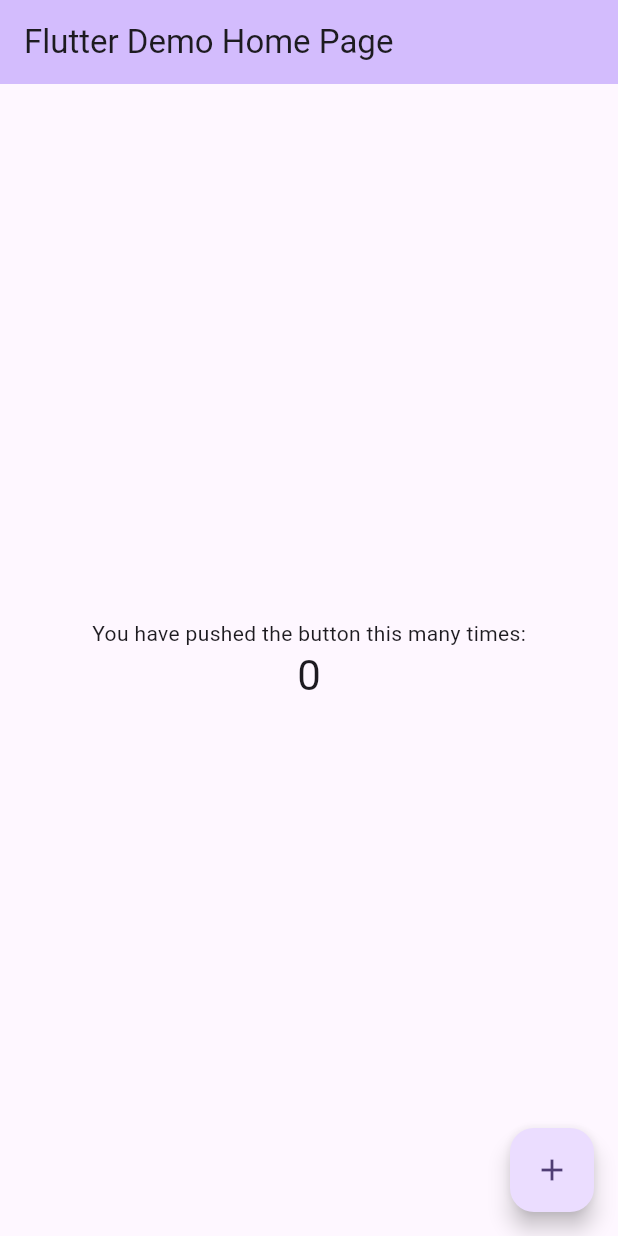
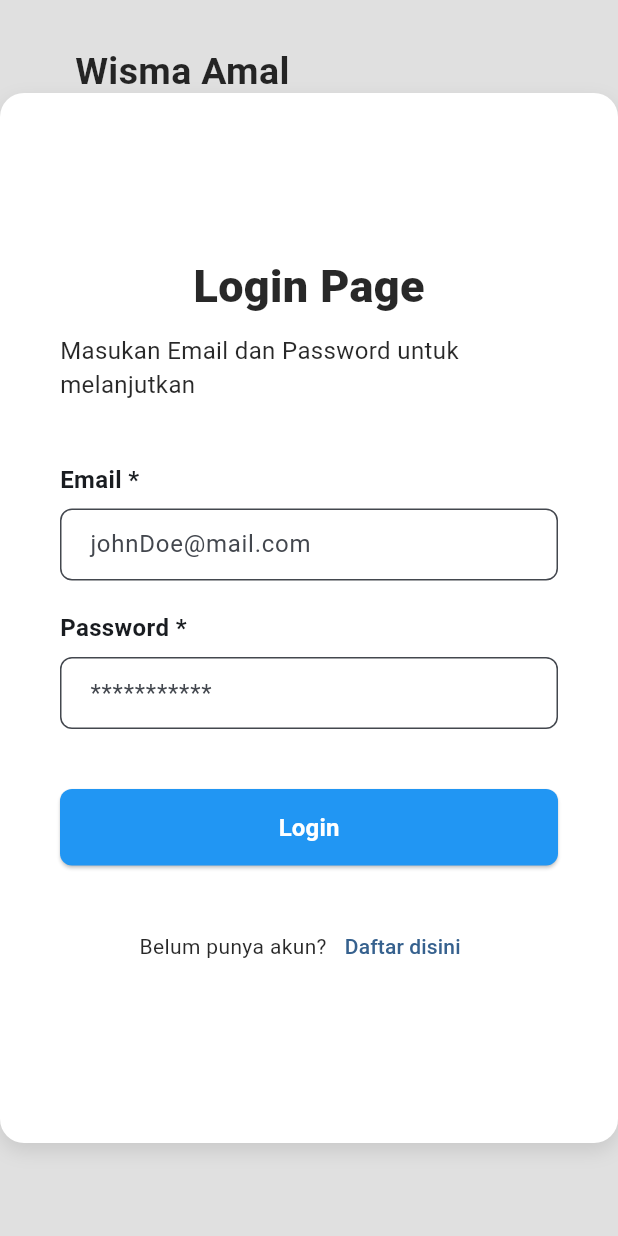
Before and after one commit to rizaldinata/fe_wisma_amal_gorontalo, a Flutter app: the screen it shows after launch, on a phone screen of 412 x 824 dp. Run offline on Flutter 3.47's test engine with Material 3 defaults, Android fonts, the light colour scheme and no system bars; our stand-ins replace go_router, google_fonts.

Commit message:
style(login):slicing ui login page, and add some boilerplate

```diff
--- /dev/null
+++ b/lib/core/constant/route_constant.dart
@@ -0,0 +1,6 @@
+class RouteConstant {
+  static const String splash = '/';
+  static const String login = '/login';
+  static const String register = '/register';
+  static const String dashboard = '/dashboard';
+}
--- /dev/null
+++ b/lib/core/constant/style_constant.dart
@@ -0,0 +1,9 @@
+import 'package:flutter/material.dart';
+import 'package:google_fonts/google_fonts.dart';
+
+class StyleConstant {
+  static final Color _textColor = const Color.fromARGB(221, 7, 7, 7);
+  static final TextStyle customTextStyle = GoogleFonts.roboto(
+    textStyle: TextStyle(color: _textColor),
+  );
+}
--- /dev/null
+++ b/lib/core/navigation/go_router.dart
@@ -0,0 +1,13 @@
+import 'package:flutter/material.dart';
+import 'package:frontend/core/constant/route_constant.dart';
+import 'package:frontend/presentation/pages/login/login_page.dart';
+import 'package:go_router/go_router.dart';
+
+class AppRouter {
+  final GoRouter router = GoRouter(
+    initialLocation: RouteConstant.login,
+    routes: <RouteBase>[
+      GoRoute(path: RouteConstant.login, builder: (context, state) => LoginPage()),
+    ],
+  );
+}
--- /dev/null
+++ b/lib/core/navigation/routes.dart
@@ -0,0 +1,26 @@
+import 'package:flutter/material.dart';
+import 'package:frontend/core/constant/route_constant.dart';
+import 'package:frontend/presentation/pages/login/login_page.dart';
+
+class RouteGenerator {
+  static Route<dynamic> generateRoute(RouteSettings settings) {
+    switch (settings.name) {
+      case RouteConstant.login:
+        return MaterialPageRoute(builder: (_) => LoginPage());
+      default:
+        return _errorRoute();
+    }
+  }
+
+  static Route<dynamic> _errorRoute() {
+    return MaterialPageRoute(
+      builder: (_) => Scaffold(body: Center(child: Text('Page not found'))),
+    );
+  }
+}
+
+class ScreenArguments<T> {
+  final T data;
+
+  ScreenArguments(this.data);
+}
--- a/lib/main.dart
+++ b/lib/main.dart
@@ -1,122 +1,24 @@
 import 'package:flutter/material.dart';
 
-void main() {
-  runApp(const MyApp());
+import 'core/navigation/go_router.dart';
+
+void main(List<String> args) {
+  runApp(MyApp());
 }
 
 class MyApp extends StatelessWidget {
   const MyApp({super.key});
 
-  // This widget is the root of your application.
   @override
   Widget build(BuildContext context) {
-    return MaterialApp(
-      title: 'Flutter Demo',
+    return MaterialApp.router(
+      debugShowCheckedModeBanner: false,
+      title: 'Wisma Amal',
       theme: ThemeData(
-        // This is the theme of your application.
-        //
-        // TRY THIS: Try running your application with "flutter run". You'll see
-        // the application has a purple toolbar. Then, without quitting the app,
-        // try changing the seedColor in the colorScheme below to Colors.green
-        // and then invoke "hot reload" (save your changes or press the "hot
-        // reload" button in a Flutter-supported IDE, or press "r" if you used
-        // the command line to start the app).
-        //
-        // Notice that the counter didn't reset back to zero; the application
-        // state is not lost during the reload. To reset the state, use hot
-        // restart instead.
-        //
-        // This works for code too, not just values: Most code changes can be
-        // tested with just a hot reload.
-        colorScheme: ColorScheme.fromSeed(seedColor: Colors.deepPurple),
+        primaryColor: Colors.blue,
+        colorScheme: ColorScheme.fromSeed(seedColor: Colors.blue),
       ),
-      home: const MyHomePage(title: 'Flutter Demo Home Page'),
+      routerConfig: AppRouter().router,
     );
   }
 }
-
-class MyHomePage extends StatefulWidget {
-  const MyHomePage({super.key, required this.title});
-
-  // This widget is the home page of your application. It is stateful, meaning
-  // that it has a State object (defined below) that contains fields that affect
-  // how it looks.
-
-  // This class is the configuration for the state. It holds the values (in this
-  // case the title) provided by the parent (in this case the App widget) and
-  // used by the build method of the State. Fields in a Widget subclass are
-  // always marked "final".
-
-  final String title;
-
-  @override
-  State<MyHomePage> createState() => _MyHomePageState();
-}
-
-class _MyHomePageState extends State<MyHomePage> {
-  int _counter = 0;
-
-  void _incrementCounter() {
-    setState(() {
-      // This call to setState tells the Flutter framework that something has
-      // changed in this State, which causes it to rerun the build method below
-      // so that the display can reflect the updated values. If we changed
-      // _counter without calling setState(), then the build method would not be
-      // called again, and so nothing would appear to happen.
-      _counter++;
-    });
-  }
-
-  @override
-  Widget build(BuildContext context) {
-    // This method is rerun every time setState is called, for instance as done
-    // by the _incrementCounter method above.
-    //
-    // The Flutter framework has been optimized to make rerunning build methods
-    // fast, so that you can just rebuild anything that needs updating rather
-    // than having to individually change instances of widgets.
-    return Scaffold(
-      appBar: AppBar(
-        // TRY THIS: Try changing the color here to a specific color (to
-        // Colors.amber, perhaps?) and trigger a hot reload to see the AppBar
-        // change color while the other colors stay the same.
-        backgroundColor: Theme.of(context).colorScheme.inversePrimary,
-        // Here we take the value from the MyHomePage object that was created by
-        // the App.build method, and use it to set our appbar title.
-        title: Text(widget.title),
-      ),
-      body: Center(
-        // Center is a layout widget. It takes a single child and positions it
-        // in the middle of the parent.
-        child: Column(
-          // Column is also a layout widget. It takes a list of children and
-          // arranges them vertically. By default, it sizes itself to fit its
-          // children horizontally, and tries to be as tall as its parent.
-          //
-          // Column has various properties to control how it sizes itself and
-          // how it positions its children. Here we use mainAxisAlignment to
-          // center the children vertically; the main axis here is the vertical
-          // axis because Columns are vertical (the cross axis would be
-          // horizontal).
-          //
-          // TRY THIS: Invoke "debug painting" (choose the "Toggle Debug Paint"
-          // action in the IDE, or press "p" in the console), to see the
-          // wireframe for each widget.
-          mainAxisAlignment: MainAxisAlignment.center,
-          children: <Widget>[
-            const Text('You have pushed the button this many times:'),
-            Text(
-              '$_counter',
-              style: Theme.of(context).textTheme.headlineMedium,
-            ),
-          ],
-        ),
-      ),
-      floatingActionButton: FloatingActionButton(
-        onPressed: _incrementCounter,
-        tooltip: 'Increment',
-        child: const Icon(Icons.add),
-      ), // This trailing comma makes auto-formatting nicer for build methods.
-    );
-  }
-}
--- /dev/null
+++ b/lib/presentation/pages/login/login_page.dart
@@ -0,0 +1,109 @@
+import 'package:flutter/material.dart';
+import 'package:frontend/core/constant/style_constant.dart';
+import 'package:frontend/presentation/widget/button.dart';
+import 'package:frontend/presentation/widget/textform.dart';
+
+class LoginPage extends StatelessWidget {
+  const LoginPage({super.key});
+
+  @override
+  Widget build(BuildContext context) {
+    return Scaffold(
+      backgroundColor: Colors.grey.shade300,
+      body: Stack(
+        children: [
+          Align(
+            alignment: Alignment.topCenter,
+            child: Padding(
+              padding: const EdgeInsets.symmetric(vertical: 30, horizontal: 50),
+              child: Row(
+                children: [
+                  Text(
+                    'Wisma Amal',
+                    style: StyleConstant.customTextStyle.copyWith(
+                      fontSize: 25,
+                      fontWeight: FontWeight.bold,
+                    ),
+                  ),
+                ],
+              ),
+            ),
+          ),
+          Center(
+            child: ConstrainedBox(
+              constraints: BoxConstraints(maxWidth: 700),
+              child: Container(
+                padding: EdgeInsets.symmetric(vertical: 30, horizontal: 40),
+                decoration: BoxDecoration(
+                  color: Colors.white,
+                  borderRadius: BorderRadius.circular(16),
+                  boxShadow: [
+                    BoxShadow(
+                      color: Colors.black.withOpacity(0.1),
+                      blurRadius: 10,
+                      offset: Offset(0, 5),
+                    ),
+                  ],
+                ),
+                height: 700,
+                width: 600,
+                child: Column(
+                  mainAxisAlignment: MainAxisAlignment.center,
+                  children: [
+                    Text(
+                      'Login Page',
+                      style: StyleConstant.customTextStyle.copyWith(
+                        fontSize: 30,
+                        fontWeight: FontWeight.w900,
+                      ),
+                    ),
+                    SizedBox(height: 10),
+                    Text(
+                      'Masukan Email dan Password untuk melanjutkan',
+                      style: StyleConstant.customTextStyle.copyWith(
+                        fontSize: 16,
+                      ),
+                    ),
+                    // Spacer(),
+                    SizedBox(height: 40),
+                    CustomTextForm(
+                      title: 'Email',
+                      hintText: 'johnDoe@mail.com',
+                      isRequired: true,
+                      keyboardType: TextInputType.emailAddress,
+                    ),
+                    SizedBox(height: 20),
+                    CustomTextForm(
+                      title: 'Password',
+                      hintText: '***********',
+                      isRequired: true,
+                      keyboardType: TextInputType.emailAddress,
+                    ),
+                    SizedBox(height: 40),
+
+                    BasicButton(onPressed: () {}, label: 'Login'),
+                    SizedBox(height: 30),
+                    Row(
+                      mainAxisAlignment: MainAxisAlignment.center,
+                      children: [
+                        Text(
+                          'Belum punya akun?',
+                          style: StyleConstant.customTextStyle,
+                        ),
+                        TextButton(
+                          onPressed: () {},
+                          child: Text('Daftar disini'),
+                        ),
+                      ],
+                    ),
+                    // Spacer(),
+                  ],
+                ),
+              ),
+            ),
+          ),
+        ],
+      ),
+    );
+  }
+}
--- /dev/null
+++ b/lib/presentation/widget/button.dart
@@ -0,0 +1,46 @@
+import 'package:flutter/material.dart';
+import 'package:google_fonts/google_fonts.dart';
+
+class BasicButton extends StatelessWidget {
+  const BasicButton({
+    super.key,
+    required this.onPressed,
+    required this.label,
+    this.style = const TextStyle(
+      fontSize: 16,
+      fontWeight: FontWeight.bold,
+      color: Colors.white,
+    ),
+    this.leadIcon = const SizedBox.shrink(),
+    this.trailIcon = const SizedBox.shrink(),
+  });
+  final String label;
+  final void Function()? onPressed;
+  final TextStyle style;
+  final Widget leadIcon;
+  final Widget trailIcon;
+
+  @override
+  Widget build(BuildContext context) {
+    return ElevatedButton(
+      style: ElevatedButton.styleFrom(
+        backgroundColor: Colors.blue,
+        padding: EdgeInsets.symmetric(vertical: 14, horizontal: 20),
+        shape: RoundedRectangleBorder(borderRadius: BorderRadius.circular(8)),
+        minimumSize: Size(double.infinity, 50),
+      ),
+      onPressed: onPressed,
+
+      child: Row(
+        mainAxisAlignment: MainAxisAlignment.center,
+        children: [
+          leadIcon,
+          SizedBox(width: 8),
+          Text(label, style: style),
+          SizedBox(width: 8),
+          trailIcon,
+        ],
+      ),
+    );
+  }
+}
--- /dev/null
+++ b/lib/presentation/widget/textform.dart
@@ -0,0 +1,50 @@
+import 'package:flutter/material.dart';
+
+class CustomTextForm extends StatelessWidget {
+  const CustomTextForm({
+    super.key,
+    required this.title,
+    required this.hintText,
+    this.isRequired = false,
+    this.obscureText = false,
+    this.keyboardType = TextInputType.text,
+    this.fillColor = Colors.white,
+    this.controller,
+    this.validator,
+  });
+  final Color? fillColor;
+  final String title;
+  final String hintText;
+  final bool isRequired;
+  final bool obscureText;
+  final TextInputType keyboardType;
+  final TextEditingController? controller;
+  final String? Function(String?)? validator;
+
+  @override
+  Widget build(BuildContext context) {
+    return Column(
+      crossAxisAlignment: CrossAxisAlignment.start,
+      children: [
+        Text(
+          isRequired ? '$title *' : title,
+          style: TextStyle(fontWeight: FontWeight.bold, fontSize: 16),
+        ),
+        SizedBox(height: 8),
+        TextFormField(
+          controller: controller,
+          obscureText: obscureText,
+          keyboardType: keyboardType,
+          validator: validator,
+          decoration: InputDecoration(
+            filled: (fillColor != null),
+            fillColor: fillColor,
+            hintText: hintText,
+            border: OutlineInputBorder(borderRadius: BorderRadius.circular(8)),
+            contentPadding: EdgeInsets.symmetric(vertical: 12, horizontal: 16),
+          ),
+        ),
+      ],
+    );
+  }
+}
--- a/pubspec.yaml
+++ b/pubspec.yaml
@@ -34,6 +34,8 @@ dependencies:
   # The following adds the Cupertino Icons font to your application.
   # Use with the CupertinoIcons class for iOS style icons.
   cupertino_icons: ^1.0.8
+  go_router: ^16.2.4
+  google_fonts: ^6.3.1
 
 dev_dependencies:
   flutter_test:
```
Also changed, not shown: lib/data/datasource/readme.txt, lib/data/model/readme.txt, lib/presentation/bloc/readme.txt (deleted), lib/presentation/get/readme.txt (added), lib/presentation/pages/readme.txt (deleted), lib/presentation/widget/readme.txt (deleted), pubspec.lock, 2 other files.
